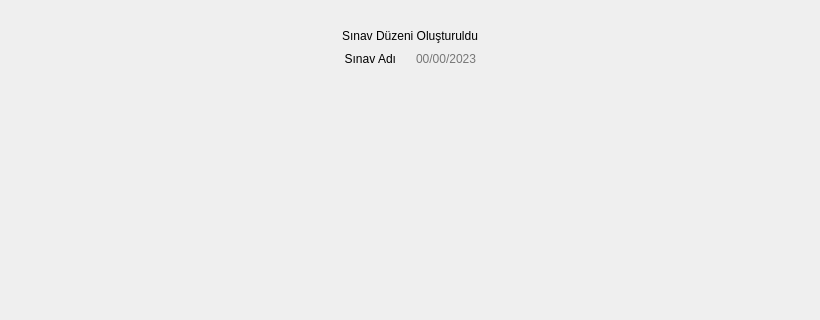
ikolomiko/ikooskar-qt, file src/UI/SchemesUi/nsresultsui.ui: the form before one commit; both pictures show x 0 to 820 and y 0 to 320 of the 820 by 516 pixel window.
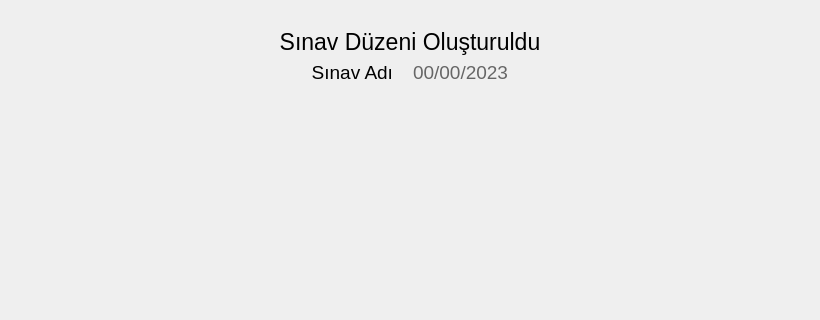
The form after the commit.

Commit message: NSResultsUi: add XlsxButtons to layout

Diff of the .ui file:
```diff
--- a/src/UI/SchemesUi/nsresultsui.ui
+++ b/src/UI/SchemesUi/nsresultsui.ui
@@ -46,6 +46,11 @@
              <height>30</height>
             </size>
            </property>
+           <property name="font">
+            <font>
+             <pointsize>17</pointsize>
+            </font>
+           </property>
            <property name="text">
             <string>Sınav Düzeni Oluşturuldu</string>
            </property>
@@ -93,6 +98,11 @@
             </item>
             <item>
              <widget class="QLabel" name="lblName">
+              <property name="font">
+               <font>
+                <pointsize>14</pointsize>
+               </font>
+              </property>
               <property name="text">
                <string>Sınav Adı</string>
               </property>
@@ -106,8 +116,13 @@
               <property name="enabled">
                <bool>true</bool>
               </property>
+              <property name="font">
+               <font>
+                <pointsize>14</pointsize>
+               </font>
+              </property>
               <property name="styleSheet">
-               <string notr="true">color: #777777</string>
+               <string notr="true">color: #666666</string>
               </property>
               <property name="text">
                <string>00/00/2023</string>
@@ -145,6 +160,19 @@
          <number>0</number>
         </property>
         <layout class="QHBoxLayout" name="horizontalLayout_2">
+         <item>
+          <spacer name="horizontalSpacer_3">
+           <property name="orientation">
+            <enum>Qt::Horizontal</enum>
+           </property>
+           <property name="sizeHint" stdset="0">
+            <size>
+             <width>40</width>
+             <height>20</height>
+            </size>
+           </property>
+          </spacer>
+         </item>
          <item>
           <widget class="QFrame" name="frmLeft">
            <property name="frameShape">
@@ -192,6 +220,19 @@
            <layout class="QVBoxLayout" name="verticalLayout_4"/>
           </widget>
          </item>
+         <item>
+          <spacer name="horizontalSpacer_4">
+           <property name="orientation">
+            <enum>Qt::Horizontal</enum>
+           </property>
+           <property name="sizeHint" stdset="0">
+            <size>
+             <width>40</width>
+             <height>20</height>
+            </size>
+           </property>
+          </spacer>
+         </item>
         </layout>
        </widget>
       </item>
```
Left out of the diff: 4 changed lines with no effect on the pictures. The commit also changes 3 other files.
